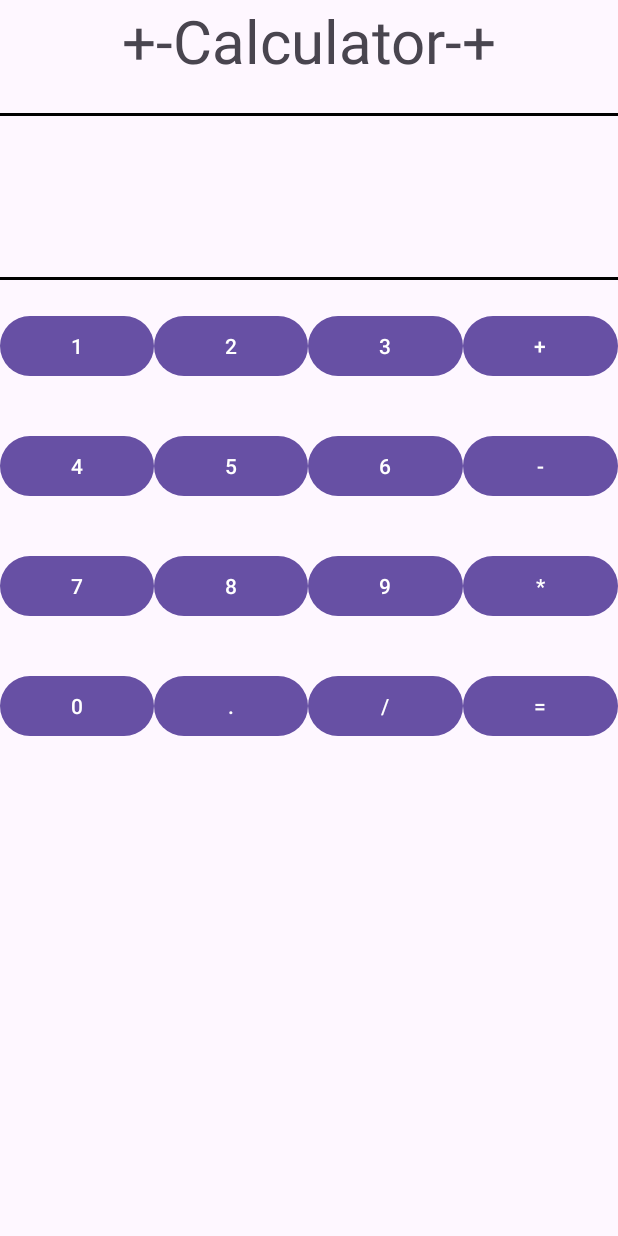
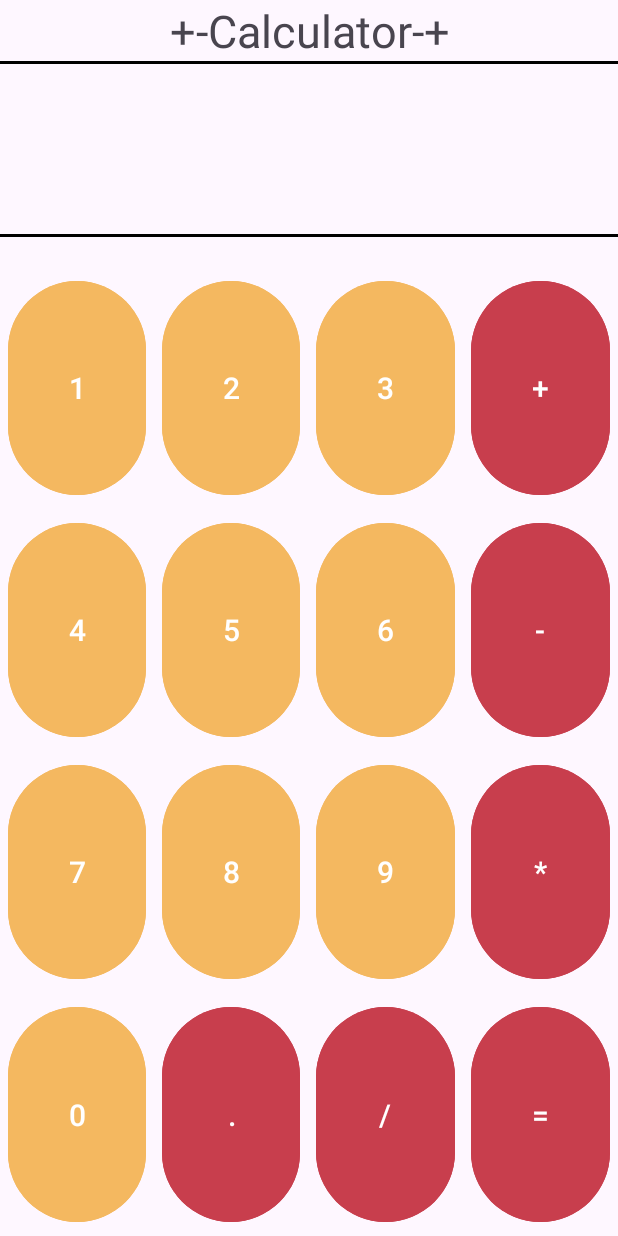
Before and after one commit to Eloe321/justbecuz, an Android app: the Calculator screen opened directly, with no data from a screen before it, on a phone screen of 412 x 824 dp. Run offline under Robolectric (Android 15) with nearby library versions, the phone set to English and light mode, and no system bars.

Commit message:
After Lab final calcu

```diff
--- a/app/src/main/res/layout/activity_calculator.xml
+++ b/app/src/main/res/layout/activity_calculator.xml
@@ -15,10 +15,10 @@
         <TextView
             android:id="@+id/titleCalc"
             android:layout_width="match_parent"
-            android:layout_height="75dp"
+            android:layout_height="wrap_content"
             android:text="@string/CalcTit"
             android:textAlignment="center"
-            android:textSize="40sp" />
+            android:textSize="30sp" />
 
         <TextView
             android:id="@+id/editNum1"
@@ -32,7 +32,7 @@
         <TextView
             android:id="@+id/Rev"
             android:layout_width="match_parent"
-            android:layout_height="40dp"
+            android:layout_height="46dp"
             android:layout_marginRight="10dp"
             android:text=""
             android:textAlignment="textEnd"
@@ -58,146 +58,199 @@
 
         <LinearLayout
             android:layout_width="match_parent"
-            android:layout_height="match_parent"
+            android:layout_height="wrap_content"
+            android:layout_weight="1"
             android:orientation="vertical">
 
             <LinearLayout
                 android:layout_width="match_parent"
-                android:layout_height="60dp"
+                android:layout_height="wrap_content"
                 android:layout_marginTop="20dp"
-                android:orientation="horizontal">
+                android:layout_weight="1"
+                android:orientation="horizontal"
+                >
+
 
                 <Button
                     android:id="@+id/num1"
                     android:layout_width="wrap_content"
-                    android:layout_height="wrap_content"
+                    android:layout_height="match_parent"
+                    android:layout_margin="5dp"
                     android:layout_weight="1"
-                    android:text="1" />
+                    android:backgroundTint="@color/forNumbers"
+                    android:text="1"
+                    android:textSize="20sp" />
 
                 <Button
                     android:id="@+id/num2"
                     android:layout_width="wrap_content"
-                    android:layout_height="wrap_content"
+                    android:layout_height="match_parent"
+                    android:layout_margin="5dp"
                     android:layout_weight="1"
-                    android:text="2" />
+                    android:backgroundTint="@color/forNumbers"
+                    android:text="2"
+                    android:textSize="20sp" />
 
                 <Button
                     android:id="@+id/num3"
                     android:layout_width="wrap_content"
-                    android:layout_height="wrap_content"
+                    android:layout_height="match_parent"
+                    android:layout_margin="5dp"
                     android:layout_weight="1"
-                    android:text="3" />
+                    android:backgroundTint="@color/forNumbers"
+                    android:text="3"
+                    android:textSize="20sp" />
 
                 <Button
                     android:id="@+id/opPlus"
                     android:layout_width="wrap_content"
-                    android:layout_height="wrap_content"
+                    android:layout_height="match_parent"
+                    android:layout_margin="5dp"
                     android:layout_weight="1"
-                    android:text="+" />
+                    android:backgroundTint="@color/forOperators"
+                    android:text="+"
+                    android:textSize="20sp" />
             </LinearLayout>
 
             <LinearLayout
                 android:layout_width="match_parent"
-                android:layout_height="60dp"
-                android:layout_marginTop="20dp"
+                android:layout_height="wrap_content"
+                android:layout_weight="1"
                 android:orientation="horizontal">
 
                 <Button
                     android:id="@+id/num4"
                     android:layout_width="wrap_content"
-                    android:layout_height="wrap_content"
+                    android:layout_height="match_parent"
+                    android:textSize = "20sp"
+                    android:layout_margin="5dp"
                     android:layout_weight="1"
+                    android:backgroundTint="@color/forNumbers"
                     android:text="4" />
 
                 <Button
                     android:id="@+id/num5"
                     android:layout_width="wrap_content"
-                    android:layout_height="wrap_content"
+                    android:textSize = "20sp"
+                    android:layout_height="match_parent"
+                    android:layout_margin="5dp"
                     android:layout_weight="1"
+                    android:backgroundTint="@color/forNumbers"
                     android:text="5" />
 
                 <Button
                     android:id="@+id/num6"
                     android:layout_width="wrap_content"
-                    android:layout_height="wrap_content"
+                    android:layout_height="match_parent"
+                    android:layout_margin="5dp"
                     android:layout_weight="1"
+                    android:textSize = "20sp"
+                    android:backgroundTint="@color/forNumbers"
                     android:text="6" />
 
                 <Button
                     android:id="@+id/opMinus"
                     android:layout_width="wrap_content"
-                    android:layout_height="wrap_content"
+                    android:layout_height="match_parent"
+                    android:textSize = "20sp"
+                    android:layout_margin="5dp"
                     android:layout_weight="1"
+                    android:backgroundTint="@color/forOperators"
                     android:text="-" />
             </LinearLayout>
 
             <LinearLayout
                 android:layout_width="match_parent"
-                android:layout_height="60dp"
-                android:layout_marginTop="20dp"
+                android:layout_height="wrap_content"
+
+                android:layout_weight="1"
                 android:orientation="horizontal">
 
                 <Button
                     android:id="@+id/num7"
                     android:layout_width="wrap_content"
-                    android:layout_height="wrap_content"
+                    android:textSize = "20sp"
+                    android:layout_height="match_parent"
+                    android:layout_margin="5dp"
                     android:layout_weight="1"
+                    android:backgroundTint="@color/forNumbers"
                     android:text="7" />
 
                 <Button
                     android:id="@+id/num8"
                     android:layout_width="wrap_content"
-                    android:layout_height="wrap_content"
+                    android:layout_height="match_parent"
+                    android:layout_margin="5dp"
+                    android:textSize = "20sp"
                     android:layout_weight="1"
+                    android:backgroundTint="@color/forNumbers"
                     android:text="8" />
 
                 <Button
                     android:id="@+id/num9"
                     android:layout_width="wrap_content"
-                    android:layout_height="wrap_content"
+                    android:layout_height="match_parent"
+                    android:layout_margin="5dp"
+                    android:textSize = "20sp"
                     android:layout_weight="1"
+                    android:backgroundTint="@color/forNumbers"
                     android:text="9" />
 
                 <Button
                     android:id="@+id/opMult"
                     android:layout_width="wrap_content"
-                    android:layout_height="wrap_content"
+                    android:layout_height="match_parent"
+                    android:layout_margin="5dp"
+                    android:textSize = "20sp"
                     android:layout_weight="1"
+                    android:backgroundTint="@color/forOperators"
                     android:text="*" />
             </LinearLayout>
 
             <LinearLayout
                 android:layout_width="match_parent"
-                android:layout_height="60dp"
-                android:layout_marginTop="20dp"
+                android:layout_height="wrap_content"
+                android:layout_weight="1"
                 android:orientation="horizontal">
 
                 <Button
                     android:id="@+id/num0"
                     android:layout_width="wrap_content"
-                    android:layout_height="wrap_content"
+                    android:layout_height="match_parent"
+                    android:textSize = "20sp"
+                    android:layout_margin="5dp"
                     android:layout_weight="1"
+                    android:backgroundTint="@color/forNumbers"
                     android:text="0" />
 
                 <Button
                     android:id="@+id/decimal"
                     android:layout_width="wrap_content"
-                    android:layout_height="wrap_content"
+                    android:layout_height="match_parent"
+                    android:textSize = "20sp"
                     android:layout_weight="1"
+                    android:layout_margin="5dp"
+                    android:backgroundTint="@color/forOperators"
                     android:text="." />
 
                 <Button
                     android:id="@+id/opDiv"
                     android:layout_width="wrap_content"
-                    android:layout_height="wrap_content"
+                    android:layout_height="match_parent"
+                    android:textSize = "20sp"
                     android:layout_weight="1"
+                    android:layout_margin="5dp"
+                    android:backgroundTint="@color/forOperators"
                     android:text="/" />
 
                 <Button
                     android:id="@+id/Equals"
                     android:layout_width="wrap_content"
-                    android:layout_height="wrap_content"
+                    android:layout_height="match_parent"
+                    android:textSize = "20sp"
+                    android:layout_margin="5dp"
                     android:layout_weight="1"
+                    android:backgroundTint="@color/forOperators"
                     android:text="=" />
             </LinearLayout>
         </LinearLayout>
--- a/app/src/main/res/values/colors.xml
+++ b/app/src/main/res/values/colors.xml
@@ -6,4 +6,6 @@
     <color name="purple_200">#CE93D1</color>
     <color name="purple_700">#7B1FA2</color>
     <color name="teal_200">#80CBC1</color>
+    <color name="forNumbers">#F4B860</color>
+    <color name="forOperators">#C83E4D</color>
 </resources>
```
Also changed, not shown: app/src/main/java/com/example/androidprojectcollection/Calculator.java (+122 -26 lines), app/src/main/res/layout/activity_main.xml (+7 -3 lines).
